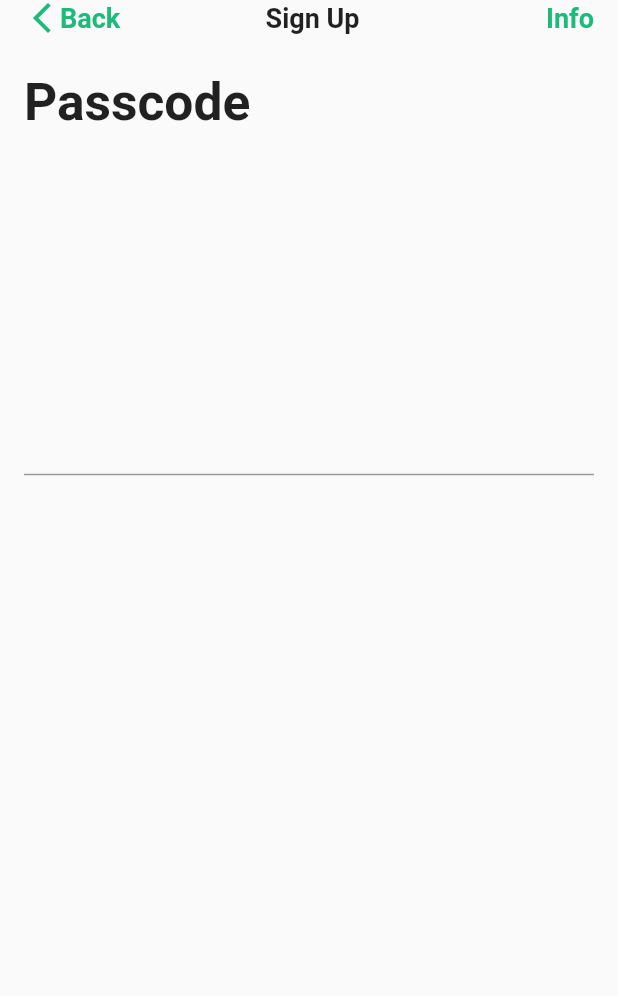
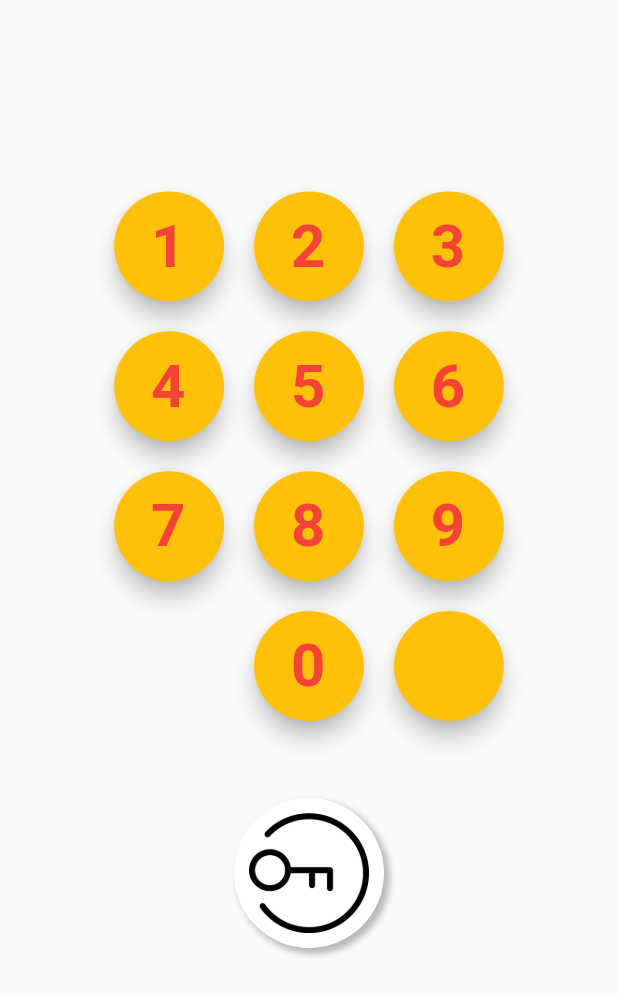
Before and after one commit to mdkamrulislam-web/spagreen_internship_tasks, a Flutter app: the PasscodeScreen screen opened by its route, on a phone screen of 412 x 824 dp. Shown: the top 996 px of the screen. Run offline on Flutter 3.47's test engine with Material 2 defaults, Android fonts, the phone set to English and light mode, and no system bars; our stand-ins replace font_awesome_flutter, image_picker; missing offline and left inert: animator.

Commit message:
23rd Commit - 13th November 2021

```diff
--- a/lib/contents.dart
+++ b/lib/contents.dart
@@ -1,6 +1,6 @@
 import 'package:flutter/material.dart';
 import 'package:login_signup_page_flutter/task_1_card_design/cards_list.dart';
-import 'package:login_signup_page_flutter/task_4_&_taks_6/screens/login_page/login_screen.dart';
+import 'package:login_signup_page_flutter/task_4_&_task_6/screens/login_page/login_screen.dart';
 
 class InternshipTasks extends StatefulWidget {
   const InternshipTasks({Key? key}) : super(key: key);
--- a/lib/main.dart
+++ b/lib/main.dart
@@ -2,17 +2,18 @@ import 'package:flutter/material.dart';
 import 'package:flutter/services.dart';
 import 'package:login_signup_page_flutter/contents.dart';
 import 'package:login_signup_page_flutter/task_1_card_design/cards_list.dart';
+import 'package:login_signup_page_flutter/task_4_&_task_6/screens/home_screen.dart';
+import 'package:login_signup_page_flutter/task_1_card_design/restaurant_card_design.dart';
 import 'package:login_signup_page_flutter/task_1_card_design/datamodels/restarunt_model.dart';
-import 'package:login_signup_page_flutter/task_1_card_design/restaurant_card_design.dart';
-import 'package:login_signup_page_flutter/task_4_&_taks_6/screens/home_screen.dart';
-import 'package:login_signup_page_flutter/task_4_&_taks_6/screens/login_page/forgot_password_screen.dart';
-import 'package:login_signup_page_flutter/task_4_&_taks_6/screens/login_page/login_screen.dart';
-import 'package:login_signup_page_flutter/task_4_&_taks_6/screens/passcode_page/passcode_screen.dart';
-import 'package:login_signup_page_flutter/task_4_&_taks_6/screens/phone_number_page/phone_number_screen.dart';
-import 'package:login_signup_page_flutter/task_4_&_taks_6/screens/secure_code_page/secure_code_screen.dart';
-import 'package:login_signup_page_flutter/task_4_&_taks_6/screens/signup_page/info_screen.dart';
-import 'package:login_signup_page_flutter/task_4_&_taks_6/screens/signup_page/signup_screen.dart';
-import 'package:login_signup_page_flutter/task_4_&_taks_6/screens/signup_page/terms_conditions_screen.dart';
+import 'package:login_signup_page_flutter/task_4_&_task_6/screens/login_page/login_screen.dart';
+import 'package:login_signup_page_flutter/task_4_&_task_6/screens/passcode_page/passcode_screen.dart';
+import 'package:login_signup_page_flutter/task_4_&_task_6/screens/signup_page/info_screen.dart';
+import 'package:login_signup_page_flutter/task_4_&_task_6/screens/signup_page/signup_screen.dart';
+// import 'package:login_signup_page_flutter/task_4_&_taks_6/screens/passcode_page/passcode_screen.dart';
+import 'package:login_signup_page_flutter/task_4_&_task_6/screens/login_page/forgot_password_screen.dart';
+import 'package:login_signup_page_flutter/task_4_&_task_6/screens/signup_page/terms_conditions_screen.dart';
+import 'package:login_signup_page_flutter/task_4_&_task_6/screens/secure_code_page/secure_code_screen.dart';
+import 'package:login_signup_page_flutter/task_4_&_task_6/screens/phone_number_page/phone_number_screen.dart';
 
 void main() {
   runApp(const MyApp());
@@ -51,7 +52,7 @@ class MyApp extends StatelessWidget {
         TermsConditionsScreen.id: (context) => const TermsConditionsScreen(),
         PhoneNumberScreen.id: (context) => const PhoneNumberScreen(),
         SecureCodeScreen.id: (context) => const SecureCodeScreen(),
-        PasscodeScreen.id: (context) => const PasscodeScreen(),
+        PasscodeScreen.id: (context) => const PasscodeScreen(userPasscode: ''),
         HomeScreen.id: (context) => const HomeScreen(),
       },
       title: 'Login Signup Demo',
--- a/lib/task_4_&_taks_6/screens/passcode_page/passcode_screen.dart
+++ /dev/null
@@ -1,142 +0,0 @@
-import 'package:flutter/material.dart';
-import 'package:login_signup_page_flutter/task_4_&_taks_6/screens/signup_page/info_screen.dart';
-
-class PasscodeScreen extends StatefulWidget {
-  const PasscodeScreen({Key? key}) : super(key: key);
-  static const String id = "passcode_screen";
-
-  @override
-  _PhoneNumberScreenState createState() => _PhoneNumberScreenState();
-}
-
-class _PhoneNumberScreenState extends State<PasscodeScreen> {
-  // * Form Key
-
-  // * Editing Controller
-  final TextEditingController phoneNumberController = TextEditingController();
-
-  @override
-  Widget build(BuildContext context) {
-    Size size = MediaQuery.of(context).size;
-
-    // *Form Key
-    final _formKey = GlobalKey<FormState>();
-    // // ! Continue Button
-    // final getSecureCodeButton = ElevatedButton(
-    //   onPressed: () {
-    //     // ignore: avoid_print
-    //     print("Continuing!");
-    //   },
-    //   child: const Padding(
-    //     padding: EdgeInsets.all(12.0),
-    //     child: Text(
-    //       "Continue",
-    //       style: TextStyle(fontSize: 18),
-    // //     ),
-    // //   ),
-    //   style: ButtonStyle(
-    //     shape: MaterialStateProperty.all(
-    //       RoundedRectangleBorder(
-    //         borderRadius: BorderRadius.circular(10),
-    //       ),
-    //     ),
-    //     backgroundColor: MaterialStateProperty.all(
-    //       const Color(0xFF1cbb7c),
-    //     ),
-    //   ),
-    // );
-
-    return Scaffold(
-      body: SafeArea(
-        child: Padding(
-          padding: const EdgeInsets.only(left: 16.0, right: 16.0),
-          child: Column(
-            children: [
-              Row(
-                mainAxisAlignment: MainAxisAlignment.spaceBetween,
-                children: [
-                  GestureDetector(
-                    onTap: () {
-                      setState(() {
-                        // ignore: avoid_print
-                        print("Going Back!");
-                        Navigator.pop(context);
-                      });
-                    },
-                    child: Row(
-                      children: const [
-                        Icon(
-                          Icons.arrow_back_ios_new,
-                          color: Color(0xFF1cbb7c),
-                        ),
-                        Text(
-                          "Back",
-                          style: TextStyle(
-                            fontSize: 18,
-                            fontWeight: FontWeight.bold,
-                            color: Color(0xFF1cbb7c),
-                          ),
-                        ),
-                      ],
-                    ),
-                  ),
-                  Row(
-                    children: [
-                      const Text(
-                        "Sign Up",
-                        style: TextStyle(
-                          fontSize: 18,
-                          fontWeight: FontWeight.bold,
-                        ),
-                      ),
-                      SizedBox(
-                        width: size.width / 15,
-                      )
-                    ],
-                  ),
-                  GestureDetector(
-                    onTap: () {
-                      setState(() {
-                        // ignore: avoid_print
-                        print("Showing Info!");
-                        Navigator.pushNamed(context, InfoScreen.id);
-                      });
-                    },
-                    child: Row(
-                      crossAxisAlignment: CrossAxisAlignment.end,
-                      children: const [
-                        Text(
-                          "Info",
-                          style: TextStyle(
-                            fontSize: 18,
-                            fontWeight: FontWeight.bold,
-                            color: Color(0xFF1cbb7c),
-                          ),
-                        ),
-                      ],
-                    ),
-                  ),
-                ],
-              ),
-              Align(
-                alignment: Alignment.topLeft,
-                child: Padding(
-                  padding: const EdgeInsets.only(top: 24.0, bottom: 16.0),
-                  child: Text(
-                    "Passcode",
-                    style: TextStyle(
-                        fontSize: size.width / 12, fontWeight: FontWeight.bold),
-                  ),
-                ),
-              ),
-              SizedBox(
-                height: MediaQuery.of(context).size.height / 5,
-              ),
-              Form(key: _formKey, child: TextFormField()),
-            ],
-          ),
-        ),
-      ),
-    );
-  }
-}
--- /dev/null
+++ b/lib/task_4_&_task_6/const.dart
@@ -0,0 +1,2 @@
+const cLogoImage = 'assets/images/login.png';
+var cBackgroundImage = 'assets/images/transparent.png';
--- /dev/null
+++ b/lib/task_4_&_task_6/models/display_data.dart
@@ -0,0 +1,19 @@
+import 'package:flutter/material.dart';
+
+class DisplayData {
+  MediaQueryData? _mediaData;
+  static double? displayWidth;
+  static double? displayHeight;
+
+  void init(BuildContext aContext) {
+    _mediaData = MediaQuery.of(aContext);
+    displayHeight = _mediaData!.size.height;
+    displayWidth = _mediaData!.size.width;
+  }
+
+  Size get screenSize => _mediaData!.size;
+}
+
+double? displayWidth() => DisplayData.displayWidth;
+double? displayHeight() => DisplayData.displayHeight;
+Size displaySize() => DisplayData().screenSize;
--- a/lib/task_4_&_taks_6/screens/login_page/login_screen.dart
+++ b/lib/task_4_&_task_6/screens/login_page/login_screen.dart
@@ -1,7 +1,7 @@
 import 'package:flutter/material.dart';
-import 'package:login_signup_page_flutter/task_4_&_taks_6/screens/login_page/forgot_password_screen.dart';
-import 'package:login_signup_page_flutter/task_4_&_taks_6/screens/phone_number_page/phone_number_screen.dart';
-import 'package:login_signup_page_flutter/task_4_&_taks_6/screens/signup_page/signup_screen.dart';
+import 'package:login_signup_page_flutter/task_4_&_task_6/screens/signup_page/signup_screen.dart';
+import 'package:login_signup_page_flutter/task_4_&_task_6/screens/login_page/forgot_password_screen.dart';
+import 'package:login_signup_page_flutter/task_4_&_task_6/screens/phone_number_page/phone_number_screen.dart';
 
 class LoginScreen extends StatefulWidget {
   const LoginScreen({Key? key}) : super(key: key);
--- /dev/null
+++ b/lib/task_4_&_task_6/screens/passcode_page/passcode_screen.dart
@@ -0,0 +1,126 @@
+import 'package:flutter/material.dart';
+import 'package:animator/animator.dart';
+import 'package:login_signup_page_flutter/task_4_&_task_6/const.dart' as cons;
+import 'package:login_signup_page_flutter/task_4_&_task_6/models/display_data.dart';
+import 'package:login_signup_page_flutter/task_4_&_task_6/widgets/background_widget.dart';
+import 'package:login_signup_page_flutter/task_4_&_task_6/widgets/numpad_widget.dart';
+
+class PasscodeScreen extends StatefulWidget {
+  static const String id = "passcode_screen";
+  final String? userPasscode;
+
+  const PasscodeScreen({Key? key, @required this.userPasscode})
+      : super(key: key);
+
+  @override
+  _PasscodeScreenState createState() => _PasscodeScreenState();
+}
+
+class _PasscodeScreenState extends State<PasscodeScreen>
+    with SingleTickerProviderStateMixin {
+  bool? isShowNumpad = false;
+  late AnimationController logoController;
+  late Animation<Offset> logoOffset;
+
+  @override
+  void initState() {
+    super.initState();
+    logoController = AnimationController(
+      vsync: this,
+      duration: const Duration(
+        microseconds: 6000,
+      ),
+    );
+    logoOffset = Tween<Offset>(
+      begin: const Offset(0, 1.7),
+      end: const Offset(0, -2),
+    ).animate(
+      CurvedAnimation(
+        parent: logoController,
+        curve: Curves.easeInOutExpo,
+      ),
+    );
+  }
+
+  Widget logoWidget() {
+    return Container(
+      height: 100,
+      width: 100,
+      decoration: const BoxDecoration(
+        shape: BoxShape.circle,
+        color: Colors.white,
+        boxShadow: [
+          BoxShadow(
+            blurRadius: 3.0,
+            color: Colors.black26,
+            offset: Offset(3.0, 3.0),
+            spreadRadius: 1.0,
+          )
+        ],
+      ),
+      child: Container(
+        padding: const EdgeInsets.all(10),
+        child: InkWell(
+          onTap: doOnLogoTap,
+          child: const Image(
+            image: AssetImage(
+              cons.cLogoImage,
+            ),
+            fit: BoxFit.contain,
+          ),
+        ),
+      ),
+    );
+  }
+
+  void doOnLogoTap() {
+    isShowNumpad = !isShowNumpad!;
+    setState(() {
+      if (isShowNumpad!)
+        logoController.forward();
+      else {
+        logoController.reverse();
+      }
+    });
+  }
+
+  @override
+  void dispose() {
+    logoController.dispose();
+    super.dispose();
+  }
+
+  @override
+  Widget build(BuildContext context) {
+    DisplayData().init(context);
+    return Scaffold(
+      body: SafeArea(
+        child: Stack(
+          alignment: Alignment.center,
+          children: [
+            BackgroundWidget(
+              isBlur: isShowNumpad!,
+            ),
+            Center(
+              child: SlideTransition(
+                position: logoOffset,
+                child: logoWidget(),
+              ),
+            ),
+            Column(
+              children: [
+                SizedBox(
+                  height: displayWidth()! * 0.30,
+                ),
+                Container(
+                  width: displayWidth()! * 0.8,
+                  child: NumpadWidget(onNumpadTap: null),
+                )
+              ],
+            )
+          ],
+        ),
+      ),
+    );
+  }
+}
--- a/lib/task_4_&_taks_6/screens/phone_number_page/phone_number_screen.dart
+++ b/lib/task_4_&_task_6/screens/phone_number_page/phone_number_screen.dart
@@ -1,7 +1,7 @@
 import 'package:flutter/material.dart';
-import 'package:login_signup_page_flutter/task_4_&_taks_6/screens/secure_code_page/secure_code_screen.dart';
-import 'package:login_signup_page_flutter/task_4_&_taks_6/screens/signup_page/info_screen.dart';
-import 'package:login_signup_page_flutter/task_4_&_taks_6/screens/signup_page/terms_conditions_screen.dart';
+import 'package:login_signup_page_flutter/task_4_&_task_6/screens/signup_page/info_screen.dart';
+import 'package:login_signup_page_flutter/task_4_&_task_6/screens/secure_code_page/secure_code_screen.dart';
+import 'package:login_signup_page_flutter/task_4_&_task_6/screens/signup_page/terms_conditions_screen.dart';
 
 class PhoneNumberScreen extends StatefulWidget {
   const PhoneNumberScreen({Key? key}) : super(key: key);
--- a/lib/task_4_&_taks_6/screens/signup_page/signup_screen.dart
+++ b/lib/task_4_&_task_6/screens/signup_page/signup_screen.dart
@@ -4,8 +4,8 @@ import 'package:flutter/cupertino.dart';
 import 'package:flutter/material.dart';
 import 'package:font_awesome_flutter/font_awesome_flutter.dart';
 import 'package:image_picker/image_picker.dart';
-import 'package:login_signup_page_flutter/task_4_&_taks_6/screens/phone_number_page/phone_number_screen.dart';
-import 'package:login_signup_page_flutter/task_4_&_taks_6/screens/signup_page/terms_conditions_screen.dart';
+import 'package:login_signup_page_flutter/task_4_&_task_6/screens/phone_number_page/phone_number_screen.dart';
+import 'package:login_signup_page_flutter/task_4_&_task_6/screens/signup_page/terms_conditions_screen.dart';
 import 'info_screen.dart';
 
 class SignupScreen extends StatefulWidget {
--- /dev/null
+++ b/lib/task_4_&_task_6/widgets/background_widget.dart
@@ -0,0 +1,32 @@
+import 'package:flutter/material.dart';
+import 'dart:ui';
+import 'package:login_signup_page_flutter/task_4_&_task_6/const.dart' as cons;
+
+class BackgroundWidget extends StatelessWidget {
+  final bool isBlur;
+
+  const BackgroundWidget({Key? key, required this.isBlur}) : super(key: key);
+
+  @override
+  Widget build(BuildContext context) {
+    return Center(
+      child: Container(
+        decoration: BoxDecoration(
+          image: DecorationImage(
+            image: AssetImage(cons.cBackgroundImage),
+            fit: BoxFit.cover,
+          ),
+        ),
+        child: (isBlur)
+            ? BackdropFilter(
+                filter: ImageFilter.blur(sigmaX: 30, sigmaY: 30),
+                child: Container(
+                  alignment: Alignment.center,
+                  color: Colors.white.withOpacity(0.1),
+                ),
+              )
+            : null,
+      ),
+    );
+  }
+}
--- /dev/null
+++ b/lib/task_4_&_task_6/widgets/numpad_widget.dart
@@ -0,0 +1,118 @@
+import 'package:flutter/material.dart';
+import 'package:flutter/services.dart';
+import 'package:login_signup_page_flutter/task_4_&_task_6/const.dart' as cons;
+import 'package:login_signup_page_flutter/task_4_&_task_6/models/display_data.dart';
+
+enum NumpadData {
+  num0,
+  num1,
+  num2,
+  num3,
+  num4,
+  num5,
+  num6,
+  num7,
+  num8,
+  num9,
+  space,
+  delete,
+}
+typedef OnNumpadTapEvent = void Function(NumpadData aNumpad);
+
+class NumpadWidget extends StatelessWidget {
+  final OnNumpadTapEvent? onNumpadTap;
+  final List<NumpadData> _numpadList = [
+    NumpadData.num1,
+    NumpadData.num2,
+    NumpadData.num3,
+    NumpadData.num4,
+    NumpadData.num5,
+    NumpadData.num6,
+    NumpadData.num7,
+    NumpadData.num8,
+    NumpadData.num9,
+    NumpadData.space,
+    NumpadData.num0,
+    NumpadData.delete,
+  ];
+
+  Widget? _buildButton(NumpadData aNumpadData) {
+    return Container(
+      margin: EdgeInsets.all(4),
+      child: (aNumpadData == NumpadData.space)
+          ? SizedBox()
+          : FloatingActionButton(
+              onPressed: () {
+                if (this.onNumpadTap != null) this.onNumpadTap!(aNumpadData);
+              },
+              backgroundColor: Colors.amber,
+              splashColor: Colors.greenAccent,
+              child: (aNumpadData == NumpadData.delete)
+                  ? Icon(
+                      Icons.arrow_back,
+                      color: Colors.amber,
+                      size: 34,
+                    )
+                  : Container(
+                      alignment: Alignment.center,
+                      child: Text(
+                        '${aNumpadData.index}',
+                        style: TextStyle(
+                          color: Colors.red,
+                          fontWeight: FontWeight.bold,
+                          fontSize: 40,
+                        ),
+                        textAlign: TextAlign.center,
+                      ),
+                    ),
+            ),
+    );
+  }
+
+  Widget? _buildNumpadGrid(List<NumpadData> aNumList) {
+    final double runSpacing = 12;
+    final double spacing = 12;
+    final columnCount = 3;
+    final keyboardSize = displayWidth()! * 0.65;
+    final buttonSize =
+        (keyboardSize - spacing * (columnCount - 1)) / columnCount;
+    return Wrap(
+      runSpacing: runSpacing,
+      spacing: spacing,
+      runAlignment: WrapAlignment.center,
+      children: List.generate(
+        aNumList.length,
+        (index) => Container(
+          width: buttonSize,
+          height: buttonSize,
+          child: _buildButton(aNumList[index]),
+        ),
+      ),
+    );
+  }
+
+  NumpadWidget({Key? key, required this.onNumpadTap}) : super(key: key);
+
+  @override
+  Widget build(BuildContext context) {
+    return Container(
+      child: Column(
+        mainAxisAlignment: MainAxisAlignment.center,
+        children: [
+          Container(
+            child: _buildNumpadGrid(_numpadList),
+          ),
+        ],
+      ),
+    );
+  }
+}
+
+class PasscodeDot extends StatelessWidget {
+  const PasscodeDot({Key? key}) : super(key: key);
+
+  @override
+  Widget build(BuildContext context) {
+    return Container();
+  }
+}
--- a/pubspec.yaml
+++ b/pubspec.yaml
@@ -3,7 +3,7 @@ description: A new Flutter project.
 
 # The following line prevents the package from being accidentally published to
 # pub.dev using `flutter pub publish`. This is preferred for private packages.
-publish_to: 'none' # Remove this line if you wish to publish to pub.dev
+publish_to: "none" # Remove this line if you wish to publish to pub.dev
 
 # The following defines the version and build number for your application.
 # A version number is three numbers separated by dots, like 1.2.43
@@ -27,6 +27,7 @@ environment:
 # the latest version available on pub.dev. To see which dependencies have newer
 # versions available, run `flutter pub outdated`.
 dependencies:
+  animator: ^3.1.0
   cupertino_icons: ^1.0.2
   flutter:
     sdk: flutter
@@ -42,7 +43,6 @@ dev_dependencies:
 # following page: https://dart.dev/tools/pub/pubspec
 # The following section is specific to Flutter.
 flutter:
-
   # The following line ensures that the Material Icons font is
   # included with your application, so that you can use the icons in
   # the material Icons class.
```
Also changed, not shown: lib/task_4_&_task_6/screens/secure_code_page/secure_code_screen.dart (renamed from lib/task_4_&_taks_6/screens/secure_code_page/secure_code_screen.dart, +5 -4 lines), assets/images/login.png (added), lib/task_4_&_task_6/models/user_model.dart (renamed from lib/task_4_&_taks_6/models/user_model.dart), lib/task_4_&_task_6/screens/home_screen.dart (renamed from lib/task_4_&_taks_6/screens/home_screen.dart), lib/task_4_&_task_6/screens/login_page/forgot_password_screen.dart (renamed from lib/task_4_&_taks_6/screens/login_page/forgot_password_screen.dart), lib/task_4_&_task_6/screens/signup_page/info_screen.dart (renamed from lib/task_4_&_taks_6/screens/signup_page/info_screen.dart), lib/task_4_&_task_6/screens/signup_page/terms_conditions_screen.dart (renamed from lib/task_4_&_taks_6/screens/signup_page/terms_conditions_screen.dart), pubspec.lock.
